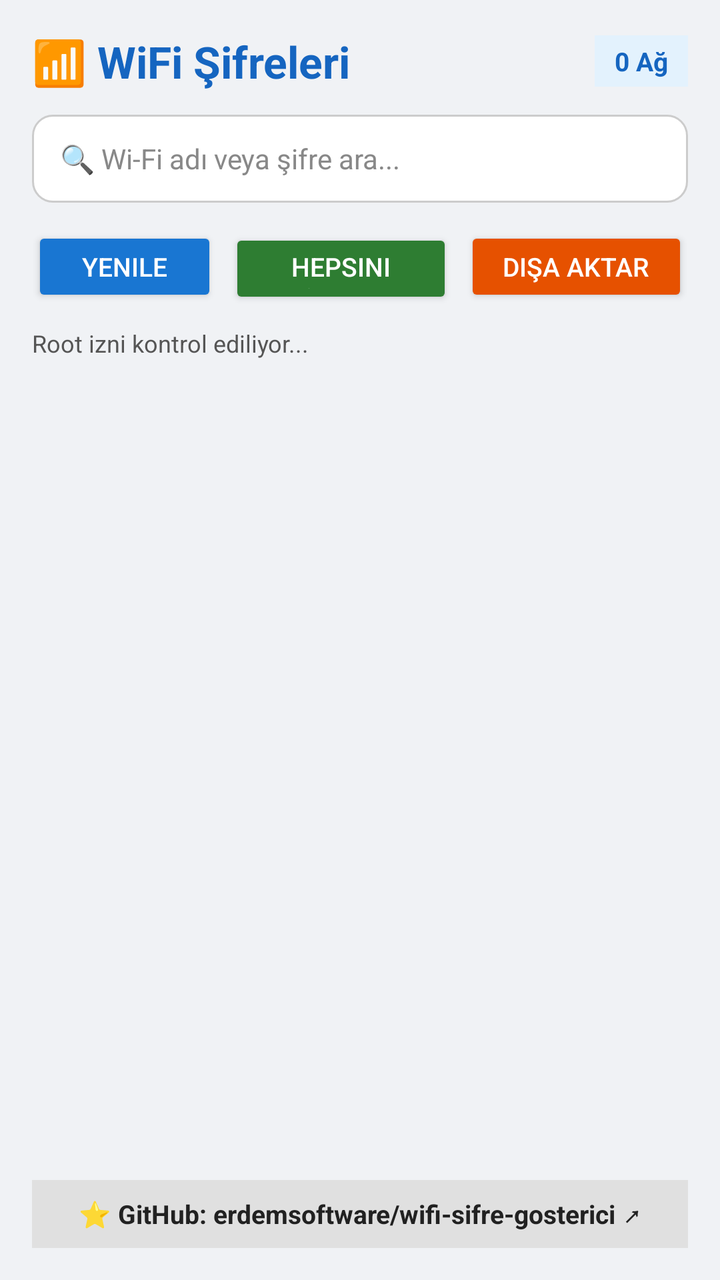
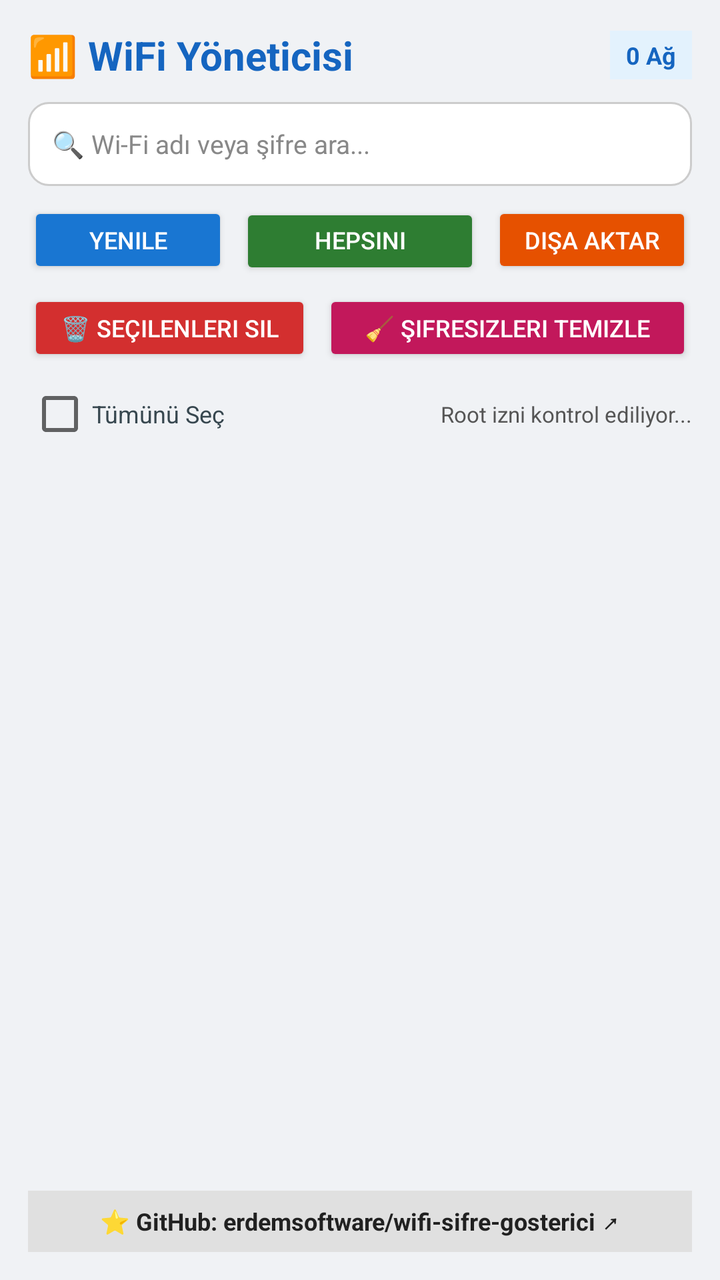

Compare the two renders of this Android layout. The source of the first and the diff that turns it into the second are given below.
<!-- AndroidManifest.xml: application theme android:Theme.Material.Light.NoActionBar -->
<!-- res/layout/activity_main.xml -->
<?xml version="1.0" encoding="utf-8"?>
<LinearLayout xmlns:android="http://schemas.android.com/apk/res/android"
    android:layout_width="match_parent"
    android:layout_height="match_parent"
    android:orientation="vertical"
    android:background="#F0F2F5"
    android:padding="16dp">

    
    <LinearLayout
        android:layout_width="match_parent"
        android:layout_height="wrap_content"
        android:orientation="horizontal"
        android:gravity="center_vertical"
        android:layout_marginBottom="12dp">

        <TextView
            android:layout_width="0dp"
            android:layout_height="wrap_content"
            android:layout_weight="1"
            android:text="📶 WiFi Şifreleri"
            android:textSize="22sp"
            android:textStyle="bold"
            android:textColor="#1565C0" />

        <TextView
            android:id="@+id/tvCount"
            android:layout_width="wrap_content"
            android:layout_height="wrap_content"
            android:text="0 Ağ"
            android:textSize="13sp"
            android:textStyle="bold"
            android:textColor="#1565C0"
            android:background="#E3F2FD"
            android:paddingLeft="10dp"
            android:paddingRight="10dp"
            android:paddingTop="4dp"
            android:paddingBottom="4dp" />
    </LinearLayout>

    
    <EditText
        android:id="@+id/etSearch"
        android:layout_width="match_parent"
        android:layout_height="44dp"
        android:hint="🔍 Wi-Fi adı veya şifre ara..."
        android:background="@drawable/search_bg"
        android:paddingLeft="14dp"
        android:paddingRight="14dp"
        android:textSize="14sp"
        android:textColor="#212121"
        android:textColorHint="#888888"
        android:singleLine="true"
        android:layout_marginBottom="12dp" />

    
    <LinearLayout
        android:layout_width="match_parent"
        android:layout_height="wrap_content"
        android:orientation="horizontal"
        android:layout_marginBottom="10dp">

        <Button
            android:id="@+id/btnRefresh"
            android:layout_width="0dp"
            android:layout_height="40dp"
            android:layout_weight="1"
            android:text="Yenile"
            android:textSize="13sp"
            android:backgroundTint="#1976D2"
            android:textColor="#FFFFFF" />

        <Space
            android:layout_width="6dp"
            android:layout_height="wrap_content" />

        <Button
            android:id="@+id/btnCopyAll"
            android:layout_width="0dp"
            android:layout_height="40dp"
            android:layout_weight="1.2"
            android:text="Hepsini Kopyala"
            android:textSize="13sp"
            android:backgroundTint="#2E7D32"
            android:textColor="#FFFFFF" />

        <Space
            android:layout_width="6dp"
            android:layout_height="wrap_content" />

        <Button
            android:id="@+id/btnExport"
            android:layout_width="0dp"
            android:layout_height="40dp"
            android:layout_weight="1.2"
            android:text="Dışa Aktar"
            android:textSize="13sp"
            android:backgroundTint="#E65100"
            android:textColor="#FFFFFF" />
    </LinearLayout>

    
    <TextView
        android:id="@+id/tvStatus"
        android:layout_width="match_parent"
        android:layout_height="wrap_content"
        android:text="Root izni kontrol ediliyor..."
        android:textSize="12sp"
        android:textColor="#555555"
        android:layout_marginBottom="8dp" />

    
    <ListView
        android:id="@+id/listView"
        android:layout_width="match_parent"
        android:layout_height="0dp"
        android:layout_weight="1"
        android:divider="@null"
        android:dividerHeight="10dp" />

    
    <LinearLayout
        android:id="@+id/layoutGithub"
        android:layout_width="match_parent"
        android:layout_height="wrap_content"
        android:orientation="horizontal"
        android:gravity="center"
        android:background="#E0E0E0"
        android:paddingTop="8dp"
        android:paddingBottom="8dp"
        android:layout_marginTop="8dp"
        android:clickable="true"
        android:focusable="true">

        <TextView
            android:layout_width="wrap_content"
            android:layout_height="wrap_content"
            android:text="⭐ GitHub: erdemsoftware/wifi-sifre-gosterici ↗"
            android:textSize="13sp"
            android:textStyle="bold"
            android:textColor="#212121" />
    </LinearLayout>
</LinearLayout>
<!-- resources referenced by this layout -->
<resources>
  <!-- drawable search_bg (drawable) -->
  <?xml version="1.0" encoding="utf-8"?>
  <shape xmlns:android="http://schemas.android.com/apk/res/android">
      <solid android:color="#FFFFFF" />
      <corners android:radius="10dp" />
      <stroke android:width="1dp" android:color="#CCCCCC" />
  </shape>
</resources>

<!-- the commit's change to res/layout/activity_main.xml (unified diff, before → after) -->
@@ -4,7 +4,7 @@
     android:layout_height="match_parent"
     android:orientation="vertical"
     android:background="#F0F2F5"
-    android:padding="16dp">
+    android:padding="14dp">
 
     
     <LinearLayout
@@ -12,14 +12,14 @@
         android:layout_height="wrap_content"
         android:orientation="horizontal"
         android:gravity="center_vertical"
-        android:layout_marginBottom="12dp">
+        android:layout_marginBottom="10dp">
 
         <TextView
             android:layout_width="0dp"
             android:layout_height="wrap_content"
             android:layout_weight="1"
-            android:text="📶 WiFi Şifreleri"
-            android:textSize="22sp"
+            android:text="📶 WiFi Yöneticisi"
+            android:textSize="20sp"
             android:textStyle="bold"
             android:textColor="#1565C0" />
 
@@ -28,12 +28,12 @@
             android:layout_width="wrap_content"
             android:layout_height="wrap_content"
             android:text="0 Ağ"
-            android:textSize="13sp"
+            android:textSize="12sp"
             android:textStyle="bold"
             android:textColor="#1565C0"
             android:background="#E3F2FD"
-            android:paddingLeft="10dp"
-            android:paddingRight="10dp"
+            android:paddingLeft="8dp"
+            android:paddingRight="8dp"
             android:paddingTop="4dp"
             android:paddingBottom="4dp" />
     </LinearLayout>
@@ -42,31 +42,31 @@
     <EditText
         android:id="@+id/etSearch"
         android:layout_width="match_parent"
-        android:layout_height="44dp"
+        android:layout_height="42dp"
         android:hint="🔍 Wi-Fi adı veya şifre ara..."
         android:background="@drawable/search_bg"
-        android:paddingLeft="14dp"
-        android:paddingRight="14dp"
-        android:textSize="14sp"
+        android:paddingLeft="12dp"
+        android:paddingRight="12dp"
+        android:textSize="13sp"
         android:textColor="#212121"
         android:textColorHint="#888888"
         android:singleLine="true"
-        android:layout_marginBottom="12dp" />
+        android:layout_marginBottom="8dp" />
 
     
     <LinearLayout
         android:layout_width="match_parent"
         android:layout_height="wrap_content"
         android:orientation="horizontal"
-        android:layout_marginBottom="10dp">
+        android:layout_marginBottom="6dp">
 
         <Button
             android:id="@+id/btnRefresh"
             android:layout_width="0dp"
-            android:layout_height="40dp"
+            android:layout_height="38dp"
             android:layout_weight="1"
             android:text="Yenile"
-            android:textSize="13sp"
+            android:textSize="12sp"
             android:backgroundTint="#1976D2"
             android:textColor="#FFFFFF" />
 
@@ -77,10 +77,10 @@
         <Button
             android:id="@+id/btnCopyAll"
             android:layout_width="0dp"
-            android:layout_height="40dp"
+            android:layout_height="38dp"
             android:layout_weight="1.2"
             android:text="Hepsini Kopyala"
-            android:textSize="13sp"
+            android:textSize="12sp"
             android:backgroundTint="#2E7D32"
             android:textColor="#FFFFFF" />
 
@@ -91,23 +91,72 @@
         <Button
             android:id="@+id/btnExport"
             android:layout_width="0dp"
-            android:layout_height="40dp"
-            android:layout_weight="1.2"
+            android:layout_height="38dp"
+            android:layout_weight="1"
             android:text="Dışa Aktar"
-            android:textSize="13sp"
+            android:textSize="12sp"
             android:backgroundTint="#E65100"
             android:textColor="#FFFFFF" />
     </LinearLayout>
 
     
-    <TextView
-        android:id="@+id/tvStatus"
+    <LinearLayout
         android:layout_width="match_parent"
         android:layout_height="wrap_content"
-        android:text="Root izni kontrol ediliyor..."
-        android:textSize="12sp"
-        android:textColor="#555555"
-        android:layout_marginBottom="8dp" />
+        android:orientation="horizontal"
+        android:layout_marginBottom="8dp">
+
+        <Button
+            android:id="@+id/btnDeleteSelected"
+            android:layout_width="0dp"
+            android:layout_height="38dp"
+            android:layout_weight="1"
+            android:text="🗑️ Seçilenleri Sil"
+            android:textSize="12sp"
+            android:backgroundTint="#D32F2F"
+            android:textColor="#FFFFFF" />
+
+        <Space
+            android:layout_width="6dp"
+            android:layout_height="wrap_content" />
+
+        <Button
+            android:id="@+id/btnClearOpen"
+            android:layout_width="0dp"
+            android:layout_height="38dp"
+            android:layout_weight="1.3"
+            android:text="🧹 Şifresizleri Temizle"
+            android:textSize="12sp"
+            android:backgroundTint="#C2185B"
+            android:textColor="#FFFFFF" />
+    </LinearLayout>
+
+    
+    <LinearLayout
+        android:layout_width="match_parent"
+        android:layout_height="wrap_content"
+        android:orientation="horizontal"
+        android:gravity="center_vertical"
+        android:layout_marginBottom="6dp">
+
+        <CheckBox
+            android:id="@+id/cbSelectAll"
+            android:layout_width="wrap_content"
+            android:layout_height="wrap_content"
+            android:text="Tümünü Seç"
+            android:textSize="12sp"
+            android:textColor="#37474F" />
+
+        <TextView
+            android:id="@+id/tvStatus"
+            android:layout_width="0dp"
+            android:layout_height="wrap_content"
+            android:layout_weight="1"
+            android:gravity="right"
+            android:text="Root izni kontrol ediliyor..."
+            android:textSize="11sp"
+            android:textColor="#555555" />
+    </LinearLayout>
 
     
     <ListView
@@ -116,7 +165,7 @@
         android:layout_height="0dp"
         android:layout_weight="1"
         android:divider="@null"
-        android:dividerHeight="10dp" />
+        android:dividerHeight="8dp" />
 
     
     <LinearLayout
@@ -126,9 +175,9 @@
         android:orientation="horizontal"
         android:gravity="center"
         android:background="#E0E0E0"
-        android:paddingTop="8dp"
-        android:paddingBottom="8dp"
-        android:layout_marginTop="8dp"
+        android:paddingTop="7dp"
+        android:paddingBottom="7dp"
+        android:layout_marginTop="6dp"
         android:clickable="true"
         android:focusable="true">
 
@@ -136,7 +185,7 @@
             android:layout_width="wrap_content"
             android:layout_height="wrap_content"
             android:text="⭐ GitHub: erdemsoftware/wifi-sifre-gosterici ↗"
-            android:textSize="13sp"
+            android:textSize="12sp"
             android:textStyle="bold"
             android:textColor="#212121" />
     </LinearLayout>
